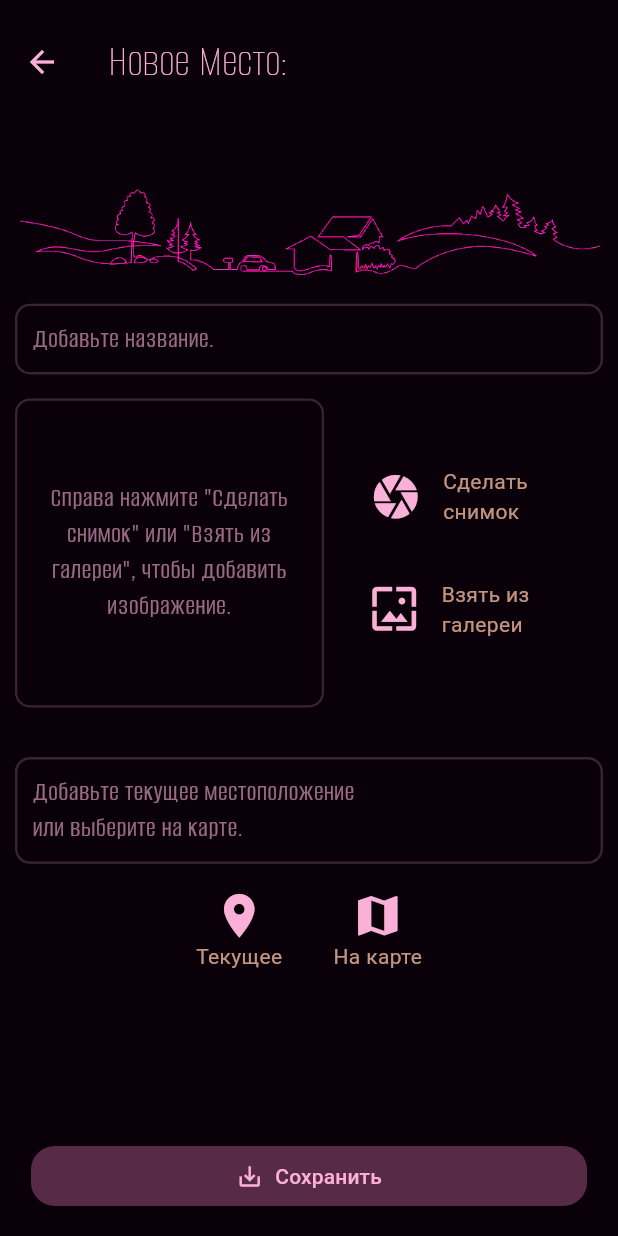
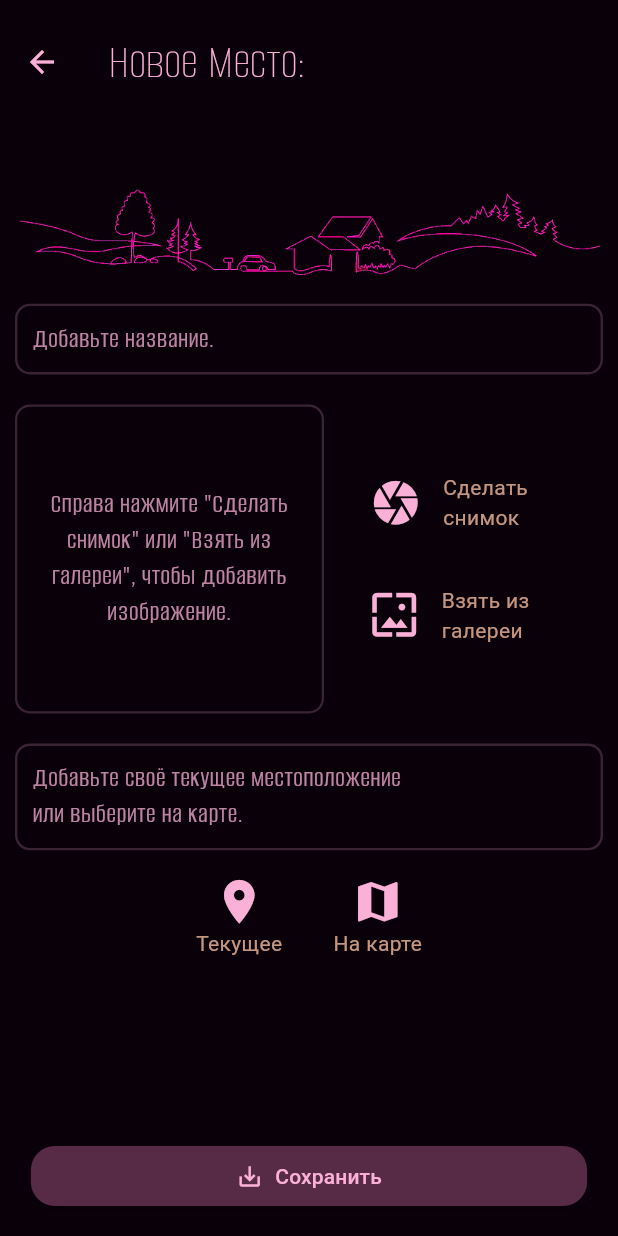
Before and after one commit to OlleZhuk/100-Places, a Flutter app: the AddPlaceScreen screen opened directly, on a phone screen of 412 x 824 dp. Run offline on Flutter 3.47's test engine with Material 3 defaults, Android fonts, the phone set to English and light mode, and no system bars; our stand-ins replace another_flutter_splash_screen, auto_size_text, flutter_animate, flutter_riverpod, gap, image_picker and 4 more; missing offline and left inert: super_bullet_list, yandex_geocoder, yandex_mapkit; accounts and stored records are empty.

Commit message:
modified:   lib/main.dart 	modified:   lib/screens/add_place_scr.dart 	modified:   lib/screens/map_scr.dart 	modified:   lib/screens/place_detail_scr.dart 	modified:   lib/screens/places_scr.dart

```diff
--- a/lib/main.dart
+++ b/lib/main.dart
@@ -41,7 +41,7 @@ final theme = ThemeData.dark().copyWith(
         bodySmall: TextStyle(
           fontFamily: 'AlumniSans',
           fontSize: 18,
-          color: colorScheme.primary.withOpacity(.6),
+          color: colorScheme.primary.withOpacity(.75),
         ),
         //^ текст экрана
         bodyMedium: TextStyle(
--- a/lib/screens/add_place_scr.dart
+++ b/lib/screens/add_place_scr.dart
@@ -29,18 +29,15 @@ class AddPlaceScreen extends ConsumerWidget {
     final double toolbarH = MediaQuery.sizeOf(context).height * .1;
     final ColorScheme cScheme = Theme.of(context).colorScheme;
     final TextTheme tTheme = Theme.of(context).textTheme;
-    // final TextEditingController titleController = TextEditingController();
-    // final bool isCreatingLocation = ref.watch(isCreatingLocationProvider);
-    final bool isEntering = ref.watch(isEditTitleProvider);
+
     final String enteredTitle = ref.watch(titleProvider);
+    final File? imageFile = ref.watch(imageFileProvider);
+
     const double iconSize = 35;
-    final Color labelOpacity = cScheme.tertiary.withOpacity(.7);
-    final File? imageFile = ref.watch(imageFileProvider);
-    // File? selectedImage;
+    const double gapV = 20;
 
     //* Метод сохранения Места (кн. 'Сохранить')
     Future<void> savePlace() async {
-      // final String enteredTitle = titleController.text;
       final PlaceLocation pickedLocation = ref.watch(pickedLocationProvider);
       final String pickedAddress = pickedLocation.address;
 
@@ -55,34 +52,32 @@ class AddPlaceScreen extends ConsumerWidget {
                         : pickedAddress.isEmpty
                             ? 'Пожалуйста, выберите местоположение!'
                             : '',
-                actionOK: () {
-                  Navigator.of(context).pop();
-                }));
+                actionOK: () => Navigator.of(context).pop()));
         return;
       }
-      Navigator.of(context).pop();
+
       await ref.read(userPlacesProvider.notifier).addPlace(
             enteredTitle,
             imageFile,
             pickedLocation,
           );
+
       ref.read(isCreatingLocationProvider.notifier).state = false;
+      ref.invalidate(isEditTitleProvider);
+      ref.read(titleProvider.notifier).state = '';
+      ref.read(imageFileProvider.notifier).state = null;
       ref.invalidate(addressProvider);
       ref.invalidate(locationProvider);
       ref.invalidate(pickedLocationProvider);
       ref.invalidate(pickedLocationStreamAddressProvider);
       ref.invalidate(manualAddressProvider);
       ref.invalidate(selectedSourseProvider);
-      ref.read(titleProvider.notifier).state = '';
-      ref.invalidate(isEditTitleProvider);
-      ref.invalidate(imageFileProvider);
 
-      // print('===> ФЛАГ_isCreatingLocation: ${ref.watch(isCreatingLocationProvider)} ===');
+      if (context.mounted) Navigator.of(context).pop();
     }
 
     //* Метод добавления названия
     Future<void> enterTitle() async {
-      ref.read(isEditTitleProvider.notifier).state = true;
       final titleController = TextEditingController();
 
       await showDialog(
@@ -97,14 +92,15 @@ class AddPlaceScreen extends ConsumerWidget {
               //
               child: TextField(
                   controller: titleController,
-                  // onTapOutside: (_) {
-                  //   ref.read(isEditTitleProvider.notifier).state = false;
-                  //   Navigator.of(context).pop();
-                  // },
                   autofocus: true,
                   maxLength: 35,
                   keyboardType: TextInputType.text,
                   textCapitalization: TextCapitalization.sentences,
+                  onSubmitted: (value) {
+                    if (value.isEmpty) return;
+                    ref.read(titleProvider.notifier).state = value;
+                    Navigator.of(context).pop();
+                  },
                   style: tTheme.headlineSmall!.copyWith(
                     color: cScheme.primary,
                   ),
@@ -149,27 +145,20 @@ class AddPlaceScreen extends ConsumerWidget {
               },
             ),
           ],
-        )
-            .animate(
-              delay: 500.ms,
-            )
-            .fadeIn(
-              duration: 800.ms,
-            )
-            .scale(
+        ).animate(delay: 500.ms).fadeIn(duration: 800.ms).scale(
               curve: Curves.easeOutBack,
             ),
       );
     }
-
     // print('===> МСБ ЭДМ!!! ===');
 
+    //* Экран Добавления Места
     return Scaffold(
       appBar: AppBar(
           toolbarHeight: toolbarH,
-          title: const Text(
+          title: Text(
             'Новое Место:',
-            style: TextStyle(fontSize: 30),
+            style: TextStyle(fontSize: toolbarH * .4),
           ),
           leading: BackButton(
             onPressed: () {
@@ -179,9 +168,9 @@ class AddPlaceScreen extends ConsumerWidget {
               ref.invalidate(pickedLocationStreamAddressProvider);
               ref.invalidate(manualAddressProvider);
               ref.invalidate(selectedSourseProvider);
-              ref.invalidate(titleProvider);
+              ref.read(titleProvider.notifier).state = '';
+              ref.invalidate(isEditTitleProvider);
               ref.read(imageFileProvider.notifier).state = null;
-              ref.invalidate(isEditTitleProvider);
               ref.read(isCreatingLocationProvider.notifier).state = false;
 
               Navigator.of(context).pop();
@@ -192,10 +181,10 @@ class AddPlaceScreen extends ConsumerWidget {
           child: SingleChildScrollView(
               child: Column(
             children: [
-              /// Фоновая картинка
+              //< Фоновая картинка
               Image.asset('assets/images/landscape.webp'),
-
-              /// Название
+              //
+              //< Название Места
               Container(
                 width: double.infinity,
                 decoration: BoxDecoration(
@@ -204,20 +193,7 @@ class AddPlaceScreen extends ConsumerWidget {
                       color: cScheme.primary.withOpacity(.2),
                       width: 1.6,
                     )),
-                  child: !isEntering
-                      ? Padding(
-                          padding: const EdgeInsets.symmetric(
-                            horizontal: 10,
-                            vertical: 10,
-                          ),
-                          child: InkWell(
-                            onTap: enterTitle,
-                            child: Text(
-                              'Добавьте название.',
-                              style: tTheme.bodySmall,
-                            ),
-                          ))
-                      : Padding(
+                child: Padding(
                     padding: const EdgeInsets.symmetric(
                       horizontal: 10,
                       vertical: 10,
@@ -232,27 +208,17 @@ class AddPlaceScreen extends ConsumerWidget {
                             : Text(
                                 enteredTitle,
                                 style: tTheme.titleMedium,
+                              ))),
               ),
-                          ))),
-              const Gap(16),
-
-              /// Изображение
-              ImageInput(
-                labelOpc: labelOpacity,
-                iconSz: iconSize,
-              ),
-
-              ///
-              const Gap(33),
-
-              /// Местоположение
-              LocationInput(
-                labelOpc: labelOpacity,
-                iconSz: iconSize,
-              ),
-
-              ///
-              const Gap(90),
+              const Gap(gapV),
+              //
+              //< Изображение Места
+              const ImageInput(iconSz: iconSize),
+              const Gap(gapV),
+              //
+              //< Местоположение
+              const LocationInput(iconSz: iconSize),
+              const Gap(gapV * 10),
             ],
           ))),
 
@@ -270,51 +236,43 @@ class AddPlaceScreen extends ConsumerWidget {
 /// ВИДЖЕТЫ:
 
 /// _ImageInput_ ------------------------
-class ImageInput extends ConsumerStatefulWidget {
+class ImageInput extends ConsumerWidget {
   const ImageInput({
     super.key,
-    required this.labelOpc,
     required this.iconSz,
   });
 
-  final Color labelOpc;
   final double iconSz;
 
   @override
-  ConsumerState<ImageInput> createState() => ConsumerImageInputState();
-}
-
-class ConsumerImageInputState extends ConsumerState<ImageInput> {
-  File? _selectedImage;
+  Widget build(BuildContext context, ref) {
+    File? selectedImage;
     bool isCamera = true;
 
+    final ColorScheme cScheme = Theme.of(context).colorScheme;
+    final TextTheme tTheme = Theme.of(context).textTheme;
+    final double deviceWidth = MediaQuery.sizeOf(context).width;
+    final File? receivedImage = ref.watch(imageFileProvider);
+    const double gap = 14;
+
     //* Метод получения изображения
-  Future<void> _takePicture() async {
+    Future<void> takePicture() async {
       final imagePicker = ImagePicker();
       final pickedImage = await imagePicker.pickImage(
         source: isCamera ? ImageSource.camera : ImageSource.gallery,
       );
-
       if (pickedImage == null) return;
-
-    _selectedImage = File(pickedImage.path);
-    ref.read(imageFileProvider.notifier).state = _selectedImage;
+      selectedImage = File(pickedImage.path);
+      ref.read(imageFileProvider.notifier).state = selectedImage;
     }
 
-  @override
-  Widget build(BuildContext context) {
-    const double gap = 14;
-    final cScheme = Theme.of(context).colorScheme;
-    final tTheme = Theme.of(context).textTheme;
-    final deviceWidth = MediaQuery.sizeOf(context).width;
-
-    print('=== МСБ ImageInput!!! ===');
+    // print('=== МСБ ImageInput!!! ===');
 
     return Row(
       mainAxisAlignment: MainAxisAlignment.start,
       children: [
         //
-        /// Место для изобпажения
+        //` Бокс для изображения
         Container(
           width: deviceWidth * .5,
           height: deviceWidth * .5,
@@ -327,14 +285,17 @@ class ConsumerImageInputState extends ConsumerState<ImageInput> {
             borderRadius: const BorderRadius.all(
               Radius.circular(10),
             ),
-            image: _selectedImage != null
+            //
+            //` Картинка здесь:                   >
+            image: receivedImage != null
                 ? DecorationImage(
-                    image: FileImage(_selectedImage!),
+                    image: FileImage(receivedImage),
                     fit: BoxFit.cover,
                   )
                 : null,
           ),
-          child: _selectedImage == null
+          //`
+          child: receivedImage == null
               ? Padding(
                   padding: const EdgeInsets.symmetric(horizontal: 10),
                   child: Text(
@@ -346,37 +307,36 @@ class ConsumerImageInputState extends ConsumerState<ImageInput> {
         ),
         const Gap(gap * 2.1),
 
-        /// Выбор источника
+        //` Выбор источника
         Column(
           children: [
             InkWell(
+              onTap: () {
+                isCamera = true;
+                takePicture();
+              },
               child: Row(
                 mainAxisSize: MainAxisSize.min,
                 children: [
-                  Icon(Icons.camera, size: widget.iconSz),
+                  Icon(Icons.camera, size: iconSz),
                   const Gap(gap),
                   const Text('Сделать\n' 'снимок'),
                 ],
               ),
-              onTap: () {
-                isCamera = true;
-                _takePicture();
-              },
             ),
             const Gap(gap * 2.5),
             InkWell(
+                onTap: () {
+                  isCamera = false;
+                  takePicture();
+                },
                 child: Row(
                   children: [
-                  Icon(Icons.wallpaper, size: widget.iconSz),
+                    Icon(Icons.wallpaper, size: iconSz),
                     const Gap(gap),
                     const Text('Взять из\n' 'галереи'),
                   ],
-              ),
-              onTap: () {
-                isCamera = false;
-                _takePicture();
-              },
-            ),
+                )),
           ],
         ),
       ],
@@ -388,11 +348,9 @@ class ConsumerImageInputState extends ConsumerState<ImageInput> {
 class LocationInput extends ConsumerWidget {
   const LocationInput({
     super.key,
-    required this.labelOpc,
     required this.iconSz,
   });
 
-  final Color labelOpc;
   final double iconSz;
 
   @override
@@ -426,8 +384,6 @@ class LocationInput extends ConsumerWidget {
       final String address = ref.watch(addressProvider);
       final String manAddress = ref.watch(manualAddressProvider);
 
-      // final AsyncValue<String> streamAddress = ref.watch(streamAddressProvider);
-
       switch (selectedSourse) {
         case 'geo':
           sourceAddress = address;
@@ -439,7 +395,7 @@ class LocationInput extends ConsumerWidget {
           sourceAddress = address;
           break;
       }
-      print('===> getLocation ВЫДАЕТ: $sourceAddress');
+      // print('===> getLocation ВЫДАЕТ: $sourceAddress');
 
       /// 3. Представление полученных данных в модели локации
       pickedLocation = PlaceLocation(
@@ -453,7 +409,6 @@ class LocationInput extends ConsumerWidget {
         ref.read(pickedLocationProvider.notifier).state = pickedLocation!;
         ref.read(selectedSourseProvider.notifier).state = 'geo';
       }
-      // ref.read(isCreatingLocationProvider.notifier).state = false;
 
       // print('=== ФЛАГ СОЗДАНИЯ ЛОКАЦИИ: ${ref.watch(isCreatingLocationProvider).toString()}');
     }
@@ -515,9 +470,7 @@ class LocationInput extends ConsumerWidget {
 
     //* Метод ручного ввода
     Future<void> manuallyAddressInput(BuildContext context) async {
-      // ref.read(isCreatingLocationProvider.notifier).state = false;
       ref.read(selectedSourseProvider.notifier).state = 'man';
-
       final inputController = TextEditingController();
 
       await showModalBottomSheet(
@@ -572,7 +525,7 @@ class LocationInput extends ConsumerWidget {
 
                                 Navigator.of(context).pop();
 
-                                print('===> manuallyAddressInput ВЫДАЕТ: $manAddress');
+                                // print('===> manuallyAddressInput ВЫДАЕТ: $manAddress');
                               }),
                         ],
                       ))));
@@ -580,14 +533,14 @@ class LocationInput extends ConsumerWidget {
       );
     }
 
-    print('===> ФЛАГ_isCreatingLocation: $isCreatingLocation');
-    print('===> МСБ_LocationInput');
+    // print('===> ФЛАГ_isCreatingLocation: $isCreatingLocation');
+    // print('===> МСБ_LocationInput');
     // print('=== Location $lat и $lng ===');
 
     return Column(
       children: [
         //
-        /// Бокс с Адресом местоположения
+        //< Бокс с адресом местоположения
         Container(
           width: double.infinity,
           decoration: BoxDecoration(
@@ -603,7 +556,7 @@ class LocationInput extends ConsumerWidget {
                     vertical: 10,
                   ),
                   child: Text(
-                    'Добавьте текущее местоположение\n'
+                    'Добавьте своё текущее местоположение\n'
                     'или выберите на карте.',
                     style: tTheme.bodySmall,
                   ))
@@ -629,8 +582,7 @@ class LocationInput extends ConsumerWidget {
         ),
         const Gap(gap / 2),
 
-        /// Кнопки выбора местоположения
-        ///
+        //< Кнопки выбора местоположения
         Row(
           mainAxisAlignment: MainAxisAlignment.center,
           children: [
@@ -676,8 +628,6 @@ class LocationInput extends ConsumerWidget {
               visible: isCreatingLocation && lat != 0 && lng != 0,
               child: InkWell(
                       onTap: () {
-                        // ref.read(sourseLocationProvider.notifier).state = 'man';
-                        // ref.invalidate(manualLocationProvider);
                         manuallyAddressInput(context);
                       },
                       child: Column(
```
Also changed, not shown: lib/screens/map_scr.dart (+8 -11 lines), lib/screens/place_detail_scr.dart (+53 -32 lines), lib/screens/places_scr.dart (+33 -33 lines). Lines whose indentation alone changed are shown as unchanged.
